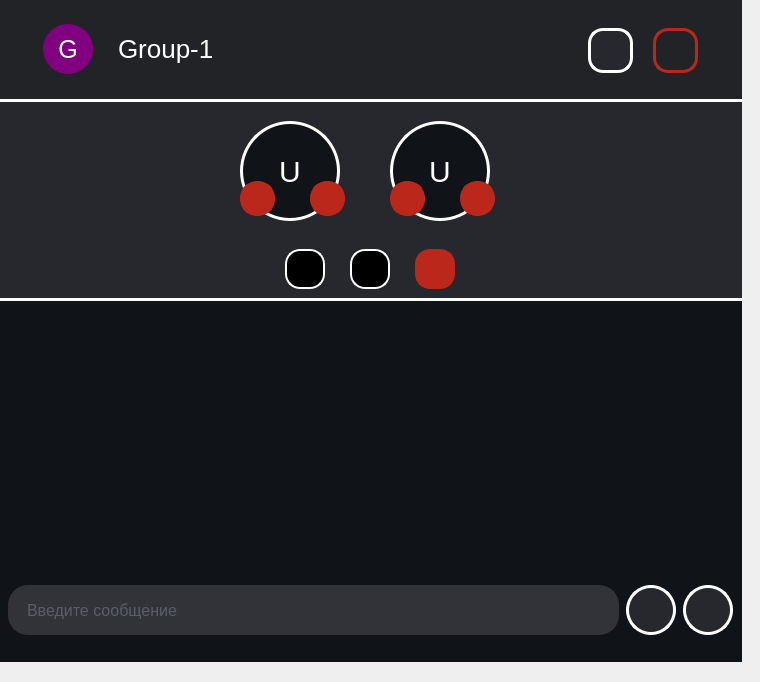
This is Zcord/GUI/Chat/Chat.ui in DmitryGorny/Zcord as Qt 5 draws it before an edit. The edited form follows.
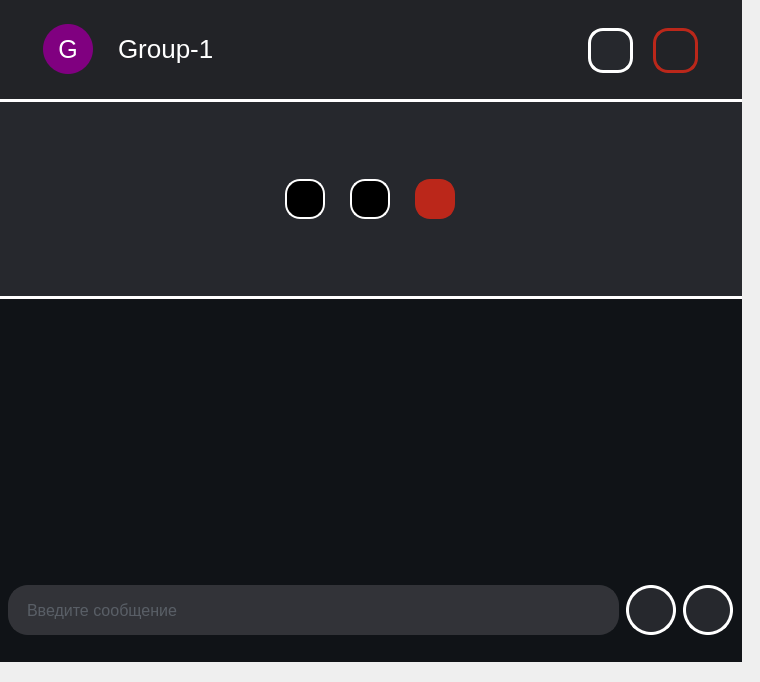
This is the edited form. Icons and pictures are not drawn.

What changed in the file:
```diff
--- a/Zcord/GUI/Chat/Chat.ui
+++ b/Zcord/GUI/Chat/Chat.ui
@@ -315,308 +315,6 @@
              <property name="bottomMargin">
               <number>0</number>
              </property>
-             <item alignment="Qt::AlignHCenter">
-              <widget class="QFrame" name="wrapperForUsers">
-               <property name="sizePolicy">
-                <sizepolicy hsizetype="Fixed" vsizetype="Fixed">
-                 <horstretch>0</horstretch>
-                 <verstretch>0</verstretch>
-                </sizepolicy>
-               </property>
-               <property name="styleSheet">
-                <string notr="true">QFrame {
-border:none;
-}</string>
-               </property>
-               <layout class="QHBoxLayout" name="horizontalLayout_4">
-                <property name="spacing">
-                 <number>40</number>
-                </property>
-                <item>
-                 <widget class="QWidget" name="widget_2" native="true">
-                  <property name="minimumSize">
-                   <size>
-                    <width>120</width>
-                    <height>120</height>
-                   </size>
-                  </property>
-                  <property name="styleSheet">
-                   <string notr="true">QWidget#widget_2 {
-background:none;
-}</string>
-                  </property>
-                  <widget class="QPushButton" name="User2_icon">
-                   <property name="geometry">
-                    <rect>
-                     <x>10</x>
-                     <y>10</y>
-                     <width>100</width>
-                     <height>100</height>
-                    </rect>
-                   </property>
-                   <property name="sizePolicy">
-                    <sizepolicy hsizetype="Fixed" vsizetype="Fixed">
-                     <horstretch>0</horstretch>
-                     <verstretch>0</verstretch>
-                    </sizepolicy>
-                   </property>
-                   <property name="minimumSize">
-                    <size>
-                     <width>100</width>
-                     <height>100</height>
-                    </size>
-                   </property>
-                   <property name="maximumSize">
-                    <size>
-                     <width>16777215</width>
-                     <height>16777215</height>
-                    </size>
-                   </property>
-                   <property name="styleSheet">
-                    <string notr="true"/>
-                   </property>
-                   <property name="text">
-                    <string>U</string>
-                   </property>
-                  </widget>
-                  <widget class="QPushButton" name="user2_headphonesMute">
-                   <property name="geometry">
-                    <rect>
-                     <x>80</x>
-                     <y>70</y>
-                     <width>35</width>
-                     <height>35</height>
-                    </rect>
-                   </property>
-                   <property name="sizePolicy">
-                    <sizepolicy hsizetype="Fixed" vsizetype="Fixed">
-                     <horstretch>0</horstretch>
-                     <verstretch>0</verstretch>
-                    </sizepolicy>
-                   </property>
-                   <property name="minimumSize">
-                    <size>
-                     <width>35</width>
-                     <height>35</height>
-                    </size>
-                   </property>
-                   <property name="maximumSize">
-                    <size>
-                     <width>35</width>
-                     <height>35</height>
-                    </size>
-                   </property>
-                   <property name="styleSheet">
-                    <string notr="true">border:5px solid #BB271A;
-background-color:#BB271A;
-border-radius:17%;</string>
-                   </property>
-                   <property name="text">
-                    <string/>
-                   </property>
-                   <property name="icon">
-                    <iconset resource="../res-rec.qrc">
-                     <normaloff>:/icons/icon/headset_off_28dp_FFFFFF_FILL0_wght400_GRAD0_opsz24.svg</normaloff>:/icons/icon/headset_off_28dp_FFFFFF_FILL0_wght400_GRAD0_opsz24.svg</iconset>
-                   </property>
-                   <property name="iconSize">
-                    <size>
-                     <width>23</width>
-                     <height>23</height>
-                    </size>
-                   </property>
-                  </widget>
-                  <widget class="QPushButton" name="user2_micMute">
-                   <property name="geometry">
-                    <rect>
-                     <x>10</x>
-                     <y>70</y>
-                     <width>35</width>
-                     <height>35</height>
-                    </rect>
-                   </property>
-                   <property name="sizePolicy">
-                    <sizepolicy hsizetype="Fixed" vsizetype="Fixed">
-                     <horstretch>0</horstretch>
-                     <verstretch>0</verstretch>
-                    </sizepolicy>
-                   </property>
-                   <property name="minimumSize">
-                    <size>
-                     <width>35</width>
-                     <height>35</height>
-                    </size>
-                   </property>
-                   <property name="maximumSize">
-                    <size>
-                     <width>35</width>
-                     <height>35</height>
-                    </size>
-                   </property>
-                   <property name="styleSheet">
-                    <string notr="true">border:5px solid #BB271A;
-background-color:#BB271A;
-border-radius:17%;</string>
-                   </property>
-                   <property name="text">
-                    <string/>
-                   </property>
-                   <property name="icon">
-                    <iconset resource="../res-rec.qrc">
-                     <normaloff>:/icons/icon/mic_off_28dp_FFFFFF_FILL0_wght400_GRAD0_opsz24.svg</normaloff>:/icons/icon/mic_off_28dp_FFFFFF_FILL0_wght400_GRAD0_opsz24.svg</iconset>
-                   </property>
-                   <property name="iconSize">
-                    <size>
-                     <width>23</width>
-                     <height>23</height>
-                    </size>
-                   </property>
-                  </widget>
-                 </widget>
-                </item>
-                <item>
-                 <widget class="QWidget" name="widget" native="true">
-                  <property name="sizePolicy">
-                   <sizepolicy hsizetype="Preferred" vsizetype="Preferred">
-                    <horstretch>0</horstretch>
-                    <verstretch>0</verstretch>
-                   </sizepolicy>
-                  </property>
-                  <property name="minimumSize">
-                   <size>
-                    <width>120</width>
-                    <height>120</height>
-                   </size>
-                  </property>
-                  <property name="styleSheet">
-                   <string notr="true">QWidget#widget {
-background:none;
-}</string>
-                  </property>
-                  <widget class="QPushButton" name="User1_icon">
-                   <property name="geometry">
-                    <rect>
-                     <x>0</x>
-                     <y>10</y>
-                     <width>100</width>
-                     <height>100</height>
-                    </rect>
-                   </property>
-                   <property name="sizePolicy">
-                    <sizepolicy hsizetype="Fixed" vsizetype="Fixed">
-                     <horstretch>0</horstretch>
-                     <verstretch>0</verstretch>
-                    </sizepolicy>
-                   </property>
-                   <property name="minimumSize">
-                    <size>
-                     <width>100</width>
-                     <height>100</height>
-                    </size>
-                   </property>
-                   <property name="styleSheet">
-                    <string notr="true"/>
-                   </property>
-                   <property name="text">
-                    <string>U</string>
-                   </property>
-                  </widget>
-                  <widget class="QPushButton" name="user1_headphonesMute">
-                   <property name="geometry">
-                    <rect>
-                     <x>70</x>
-                     <y>70</y>
-                     <width>35</width>
-                     <height>35</height>
-                    </rect>
-                   </property>
-                   <property name="sizePolicy">
-                    <sizepolicy hsizetype="Fixed" vsizetype="Fixed">
-                     <horstretch>0</horstretch>
-                     <verstretch>0</verstretch>
-                    </sizepolicy>
-                   </property>
-                   <property name="minimumSize">
-                    <size>
-                     <width>35</width>
-                     <height>35</height>
-                    </size>
-                   </property>
-                   <property name="maximumSize">
-                    <size>
-                     <width>35</width>
-                     <height>35</height>
-                    </size>
-                   </property>
-                   <property name="styleSheet">
-                    <string notr="true">border:5px solid #BB271A;
-background-color:#BB271A;
-border-radius:17%;</string>
-                   </property>
-                   <property name="text">
-                    <string/>
-                   </property>
-                   <property name="icon">
-                    <iconset resource="../res-rec.qrc">
-                     <normaloff>:/icons/icon/headset_off_28dp_FFFFFF_FILL0_wght400_GRAD0_opsz24.svg</normaloff>:/icons/icon/headset_off_28dp_FFFFFF_FILL0_wght400_GRAD0_opsz24.svg</iconset>
-                   </property>
-                   <property name="iconSize">
-                    <size>
-                     <width>23</width>
-                     <height>23</height>
-                    </size>
-                   </property>
-                  </widget>
-                  <widget class="QPushButton" name="user1_micMute">
-                   <property name="geometry">
-                    <rect>
-                     <x>0</x>
-                     <y>70</y>
-                     <width>35</width>
-                     <height>35</height>
-                    </rect>
-                   </property>
-                   <property name="sizePolicy">
-                    <sizepolicy hsizetype="Fixed" vsizetype="Fixed">
-                     <horstretch>0</horstretch>
-                     <verstretch>0</verstretch>
-                    </sizepolicy>
-                   </property>
-                   <property name="minimumSize">
-                    <size>
-                     <width>35</width>
-                     <height>35</height>
-                    </size>
-                   </property>
-                   <property name="maximumSize">
-                    <size>
-                     <width>35</width>
-                     <height>35</height>
-                    </size>
-                   </property>
-                   <property name="styleSheet">
-                    <string notr="true">border:5px solid #BB271A;
-background-color:#BB271A;
-border-radius:17%;</string>
-                   </property>
-                   <property name="text">
-                    <string/>
-                   </property>
-                   <property name="icon">
-                    <iconset resource="../res-rec.qrc">
-                     <normaloff>:/icons/icon/mic_off_28dp_FFFFFF_FILL0_wght400_GRAD0_opsz24.svg</normaloff>:/icons/icon/mic_off_28dp_FFFFFF_FILL0_wght400_GRAD0_opsz24.svg</iconset>
-                   </property>
-                   <property name="iconSize">
-                    <size>
-                     <width>23</width>
-                     <height>23</height>
-                    </size>
-                   </property>
-                  </widget>
-                 </widget>
-                </item>
-               </layout>
-              </widget>
-             </item>
              <item alignment="Qt::AlignHCenter">
               <widget class="QFrame" name="horizontalFrame">
                <property name="sizePolicy">
```
